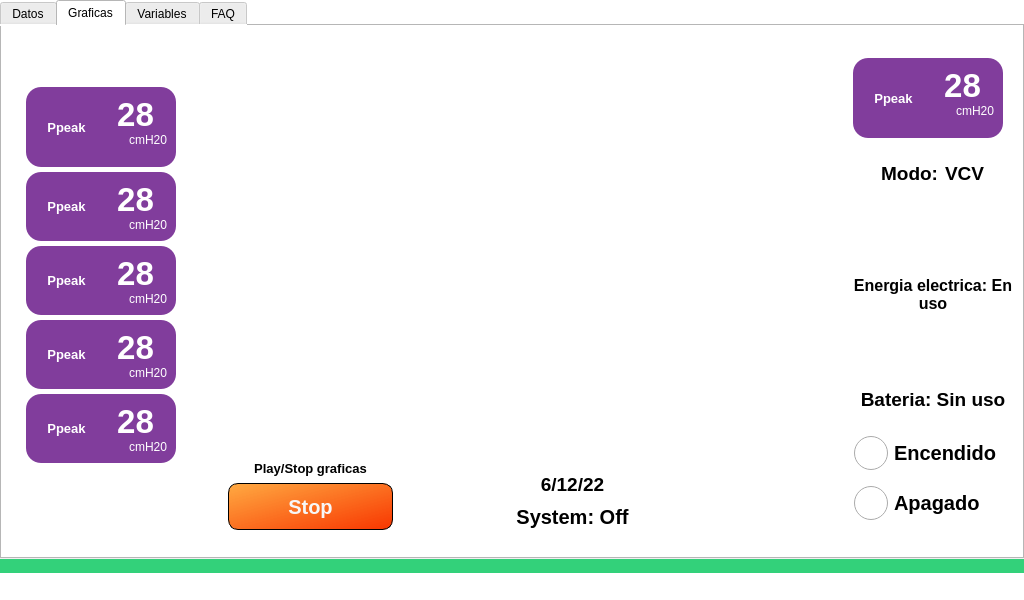
Before: the Qt Designer form _main_.ui in JulianDuque97/EPI, drawn with Qt 5.
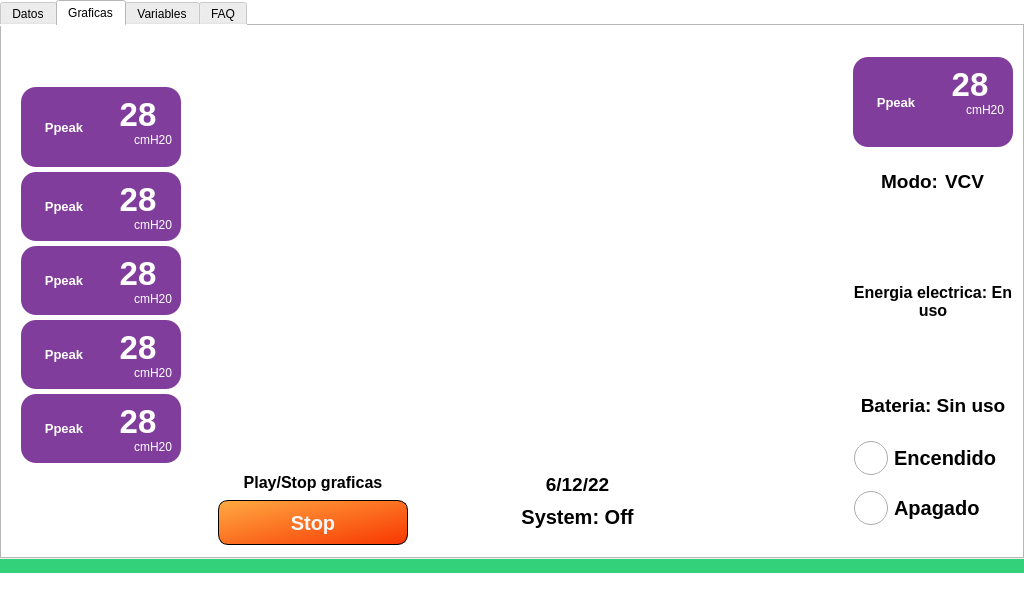
After: the same form once the commit is applied. The open tabs and pages were chosen to show the change. Icons and pictures are not drawn. Custom widgets are drawn as their Qt base class.

```diff
--- a/_main_.ui
+++ b/_main_.ui
@@ -747,8 +747,8 @@
                <widget class="QFrame" name="frame_31">
                 <property name="maximumSize">
                  <size>
-                  <width>150</width>
-                  <height>80</height>
+                  <width>160</width>
+                  <height>90</height>
                  </size>
                 </property>
                 <property name="styleSheet">
@@ -839,8 +839,8 @@
                <widget class="QFrame" name="frame_32">
                 <property name="maximumSize">
                  <size>
-                  <width>150</width>
-                  <height>80</height>
+                  <width>160</width>
+                  <height>90</height>
                  </size>
                 </property>
                 <property name="styleSheet">
@@ -931,8 +931,8 @@
                <widget class="QFrame" name="frame_29">
                 <property name="maximumSize">
                  <size>
-                  <width>150</width>
-                  <height>80</height>
+                  <width>160</width>
+                  <height>90</height>
                  </size>
                 </property>
                 <property name="styleSheet">
@@ -1023,8 +1023,8 @@
                <widget class="QFrame" name="frame_27">
                 <property name="maximumSize">
                  <size>
-                  <width>150</width>
-                  <height>80</height>
+                  <width>160</width>
+                  <height>90</height>
                  </size>
                 </property>
                 <property name="styleSheet">
@@ -1121,8 +1121,8 @@
                 </property>
                 <property name="maximumSize">
                  <size>
-                  <width>150</width>
-                  <height>80</height>
+                  <width>160</width>
+                  <height>90</height>
                  </size>
                 </property>
                 <property name="styleSheet">
@@ -1468,7 +1468,7 @@
                    </property>
                    <property name="maximumSize">
                     <size>
-                     <width>175</width>
+                     <width>190</width>
                      <height>16777215</height>
                     </size>
                    </property>
@@ -1494,7 +1494,7 @@
                      <number>0</number>
                     </property>
                     <property name="bottomMargin">
-                     <number>18</number>
+                     <number>0</number>
                     </property>
                     <property name="spacing">
                      <number>0</number>
@@ -1504,18 +1504,18 @@
                       <property name="minimumSize">
                        <size>
                         <width>0</width>
-                        <height>0</height>
+                        <height>43</height>
                        </size>
                       </property>
                       <property name="maximumSize">
                        <size>
-                        <width>165</width>
+                        <width>192</width>
                         <height>30</height>
                        </size>
                       </property>
                       <property name="font">
                        <font>
-                        <pointsize>10</pointsize>
+                        <pointsize>12</pointsize>
                         <weight>75</weight>
                         <bold>true</bold>
                        </font>
@@ -1548,7 +1548,7 @@
                       <property name="maximumSize">
                        <size>
                         <width>16777215</width>
-                        <height>55</height>
+                        <height>45</height>
                        </size>
                       </property>
                       <property name="font">
@@ -1669,8 +1669,8 @@
                 </property>
                 <property name="maximumSize">
                  <size>
-                  <width>150</width>
-                  <height>80</height>
+                  <width>160</width>
+                  <height>90</height>
                  </size>
                 </property>
                 <property name="styleSheet">
```
